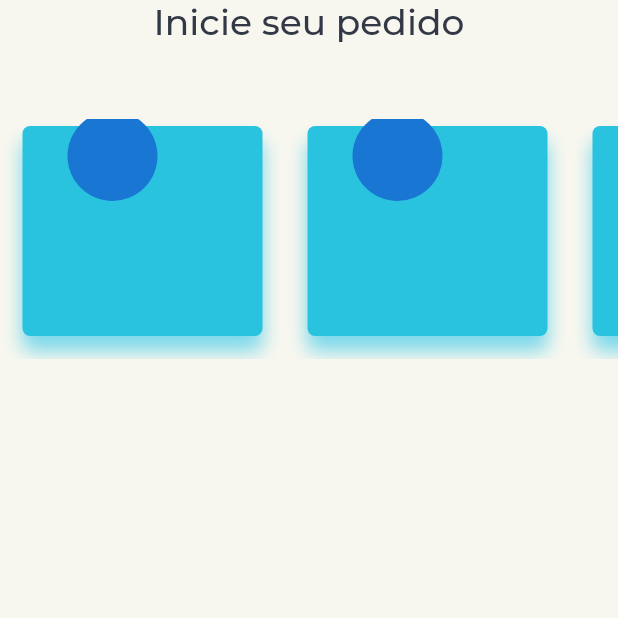
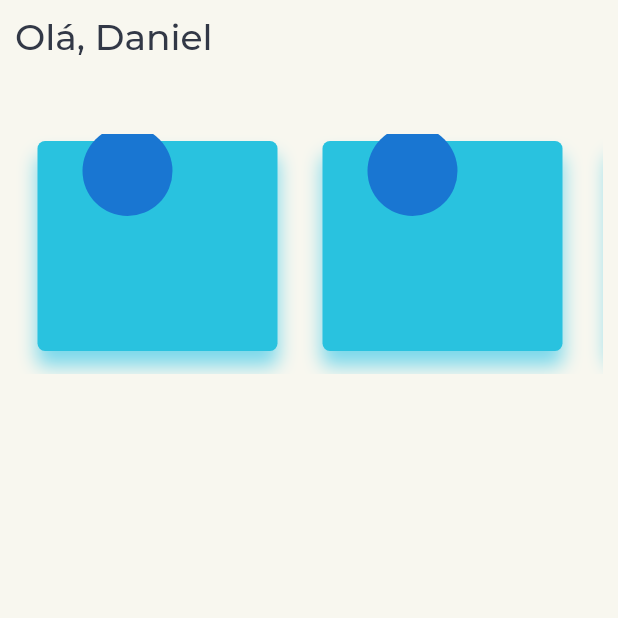
Before and after one commit to DizzyMelo/glupe, a Flutter app: the screen it shows after launch, on a phone screen of 412 x 824 dp, the top half of it. Run offline on Flutter 3.47's test engine with Material 2 defaults, Android fonts, the phone set to English and light mode, and no system bars; project files that could hold a hidden picture were left out.

Commit message:
segundo commit

```diff
--- a/lib/telas/inicio/index.dart
+++ b/lib/telas/inicio/index.dart
@@ -15,15 +15,21 @@ class _InicioState extends State<Inicio> {
     return Scaffold(
         backgroundColor: Cores.cristaBranca,
         body: SafeArea(
-          child: Column(
+
+          child: Padding(
+            padding: EdgeInsets.symmetric(horizontal: 10.0, vertical: 10.0),
+            child: Column(
+            crossAxisAlignment: CrossAxisAlignment.start,
             children: <Widget>[
               Text(
-                'Inicie seu pedido',
+                'Olá, Daniel',
                 style: TextStyle(
                     color: Cores.noiteAzul,
                     fontSize: 24.0,
                     fontFamily: 'MonMedium'),
               ),
+
+
               SizedBox(height: 40.0),
 
               Container(
@@ -73,6 +79,7 @@ class _InicioState extends State<Inicio> {
               )
             ],
           ),
+          )
         ));
   }
 }
--- a/pubspec.yaml
+++ b/pubspec.yaml
@@ -70,7 +70,7 @@ flutter:
 
     - family: MonBlack
       fonts:
-        - asset: assets/fonts/mon/bold.ttf
+        - asset: assets/fonts/mon/black.ttf
 
   #
   # For details regarding fonts from package dependencies,
```
